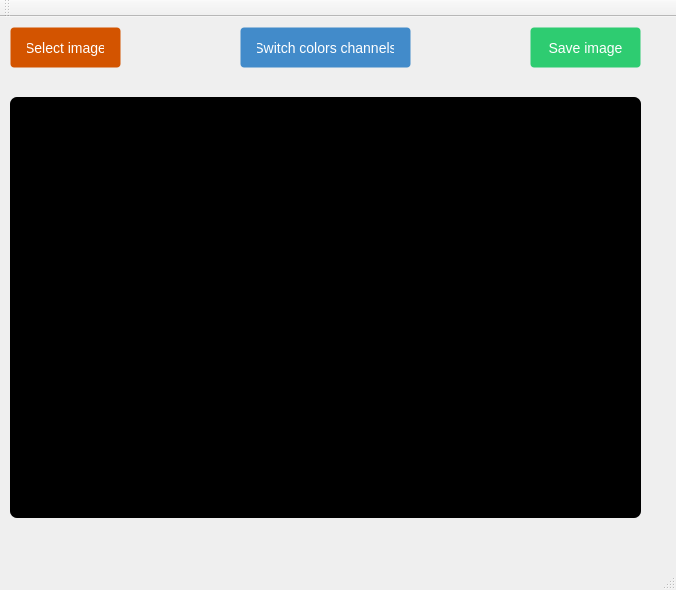
First picture: the form in SwitchColors/mainwindow.ui, repository BuicuFlorian/computer-vision-projects, before the edit.
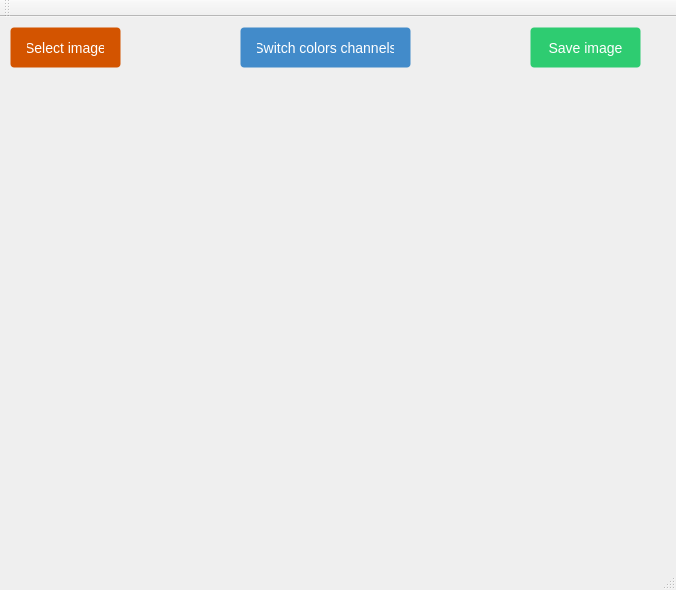
Second picture: the form after the edit.

Commit message: Remove background color from label.

```diff
--- a/SwitchColors/mainwindow.ui
+++ b/SwitchColors/mainwindow.ui
@@ -49,8 +49,7 @@
      </rect>
     </property>
     <property name="styleSheet">
-     <string notr="true">background-color: black;
-border-radius: 7px;</string>
+     <string notr="true">border-radius: 7px;</string>
     </property>
     <property name="text">
      <string/>
```
